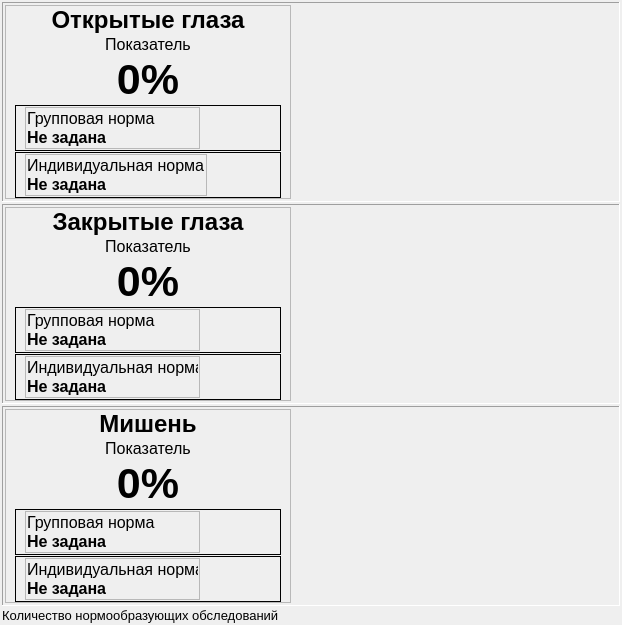
grigp/a-analyser, file metodics/stabtest/visualizators/dopuskwidget.ui: the form before one commit.
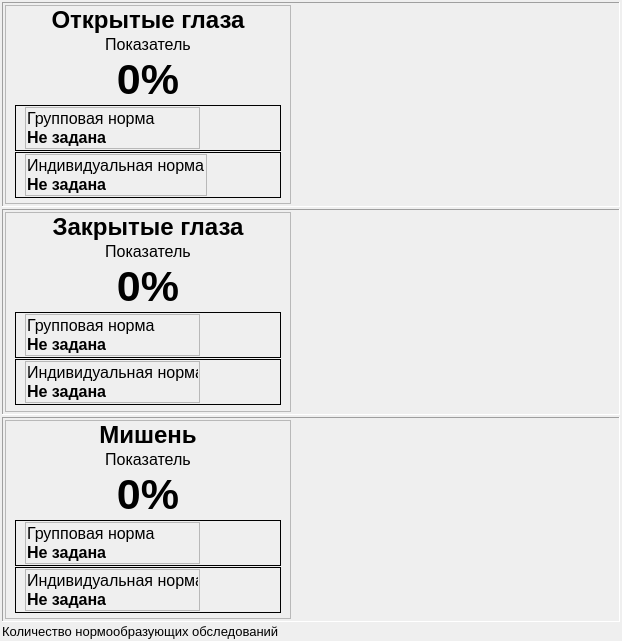
The form after the commit. Custom widgets are drawn as their Qt base class.

The edit to the form file:
```diff
--- a/metodics/stabtest/visualizators/dopuskwidget.ui
+++ b/metodics/stabtest/visualizators/dopuskwidget.ui
@@ -7,7 +7,7 @@
     <x>0</x>
     <y>0</y>
     <width>622</width>
-    <height>623</height>
+    <height>641</height>
    </rect>
   </property>
   <property name="windowTitle">
```
